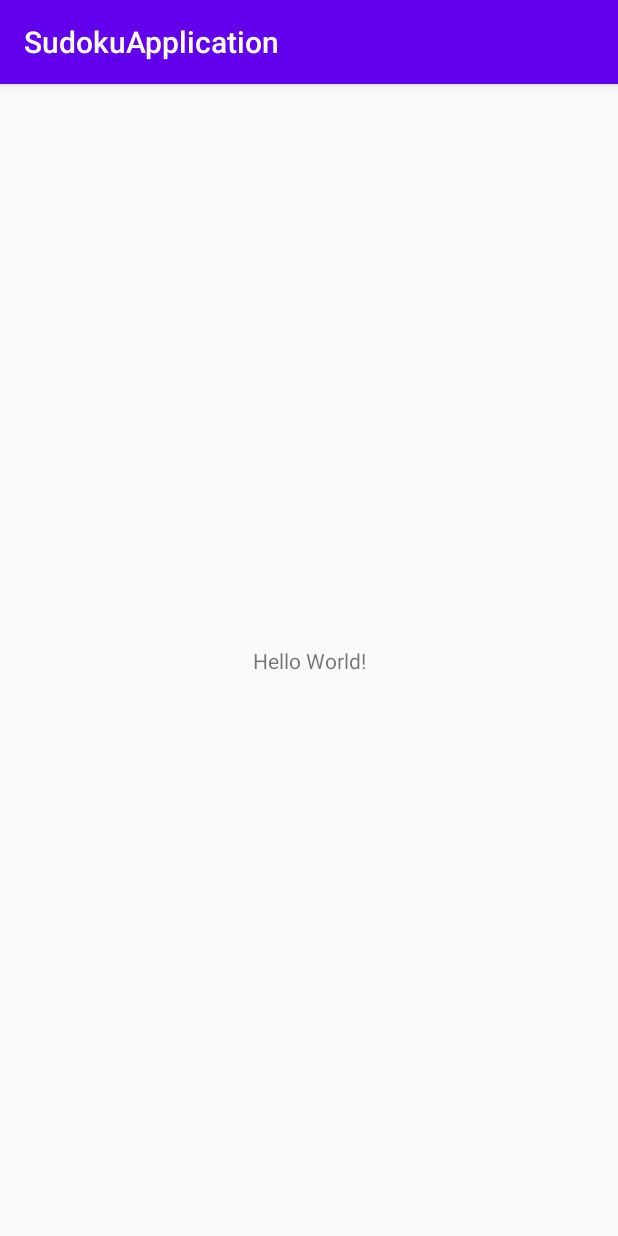
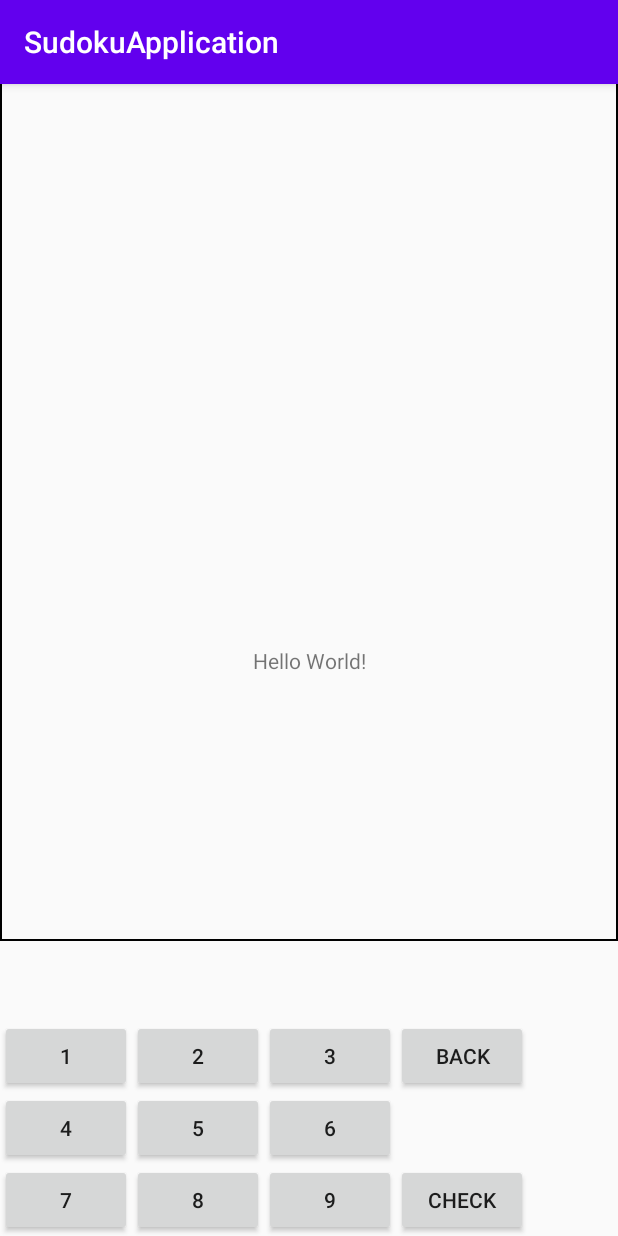
Before and after one commit to Szczepan87/SudokuGame, an Android app: the screen it shows after launch (MainActivity before the commit, SudokuGameActivity after it), on a phone screen of 412 x 824 dp. Run offline under Robolectric (Android 15) with nearby library versions, the phone set to English and light mode, and no system bars; our stand-ins replace Room's generated code; libraries missing offline, so code that uses them is left out: com.jakewharton.retrofit2; 4 statements that could not run were skipped.

Commit message:
layout changes, packages changed, custom view as simple rect

```diff
--- a/app/src/main/AndroidManifest.xml
+++ b/app/src/main/AndroidManifest.xml
@@ -12,7 +12,7 @@
         android:roundIcon="@mipmap/ic_launcher_round"
         android:supportsRtl="true"
         android:theme="@style/AppTheme">
-        <activity android:name=".MainActivity">
+        <activity android:name=".ui.SudokuGameActivity">
             <intent-filter>
                 <action android:name="android.intent.action.MAIN" />
 
--- a/app/src/main/java/com/example/sudokuapplication/di/Modules.kt
+++ b/app/src/main/java/com/example/sudokuapplication/di/Modules.kt
@@ -2,10 +2,10 @@ package com.example.sudokuapplication.di
 
 import android.content.Context
 import androidx.room.Room
-import com.example.sudokuapplication.SudokuViewModel
 import com.example.sudokuapplication.repository.SudokuApi
 import com.example.sudokuapplication.repository.SudokuDatabase
 import com.example.sudokuapplication.repository.SudokuRepository
+import com.example.sudokuapplication.vm.SudokuViewModel
 import com.jakewharton.retrofit2.adapter.kotlin.coroutines.CoroutineCallAdapterFactory
 import org.koin.android.ext.koin.androidContext
 import org.koin.dsl.module
--- /dev/null
+++ b/app/src/main/java/com/example/sudokuapplication/ui/BoardCustomView.kt
@@ -0,0 +1,21 @@
+package com.example.sudokuapplication.ui
+
+import android.content.Context
+import android.graphics.Canvas
+import android.graphics.Color
+import android.graphics.Paint
+import android.util.AttributeSet
+import android.view.View
+
+class BoardCustomView(context: Context, attributeSet: AttributeSet) : View(context, attributeSet) {
+
+    private val boldLinePaint = Paint().apply {
+        style = Paint.Style.STROKE
+        color = Color.BLACK
+        strokeWidth = 4F
+    }
+
+    override fun onDraw(canvas: Canvas) {
+        canvas.drawRect(0F, 0F, width.toFloat(), height.toFloat(), boldLinePaint)
+    }
+}
--- a/app/src/main/java/com/example/sudokuapplication/MainActivity.kt
+++ b/app/src/main/java/com/example/sudokuapplication/ui/SudokuGameActivity.kt
@@ -1,12 +1,14 @@
-package com.example.sudokuapplication
+package com.example.sudokuapplication.ui
 
 import android.os.Bundle
 import androidx.appcompat.app.AppCompatActivity
 import androidx.lifecycle.Observer
+import com.example.sudokuapplication.R
+import com.example.sudokuapplication.vm.SudokuViewModel
 import kotlinx.android.synthetic.main.activity_main.*
 import org.koin.android.ext.android.get
 
-class MainActivity : AppCompatActivity() {
+class SudokuGameActivity : AppCompatActivity() {
 
     private val sudokuViewModel: SudokuViewModel = get()
 
--- a/app/src/main/java/com/example/sudokuapplication/SudokuViewModel.kt
+++ b/app/src/main/java/com/example/sudokuapplication/vm/SudokuViewModel.kt
@@ -1,4 +1,4 @@
-package com.example.sudokuapplication
+package com.example.sudokuapplication.vm
 
 import androidx.lifecycle.LiveData
 import androidx.lifecycle.ViewModel
--- a/app/src/main/res/layout/activity_main.xml
+++ b/app/src/main/res/layout/activity_main.xml
@@ -4,7 +4,7 @@
     xmlns:tools="http://schemas.android.com/tools"
     android:layout_width="match_parent"
     android:layout_height="match_parent"
-    tools:context=".MainActivity">
+    tools:context=".ui.SudokuGameActivity">
 
     <TextView
         android:id="@+id/textView"
@@ -16,4 +16,112 @@
         app:layout_constraintRight_toRightOf="parent"
         app:layout_constraintTop_toTopOf="parent" />
 
+    <com.example.sudokuapplication.ui.BoardCustomView
+        android:id="@+id/sudoku_board_custom_view"
+        android:layout_width="match_parent"
+        android:layout_height="wrap_content"
+        app:layout_constraintBottom_toTopOf="@+id/textView"
+        app:layout_constraintEnd_toEndOf="parent"
+        app:layout_constraintStart_toStartOf="parent"
+        app:layout_constraintTop_toTopOf="parent" />
+
+    <GridLayout
+        android:id="@+id/keyboard_layout"
+        android:layout_width="0dp"
+        android:layout_height="wrap_content"
+        android:columnCount="4"
+        android:rowCount="3"
+        app:layout_constraintBottom_toBottomOf="parent"
+        app:layout_constraintEnd_toEndOf="parent"
+        app:layout_constraintStart_toStartOf="parent">
+
+        <Button
+            android:id="@+id/one_button"
+            android:layout_width="wrap_content"
+            android:layout_height="wrap_content"
+            android:layout_row="0"
+            android:layout_column="0"
+            android:text="1" />
+
+        <Button
+            android:id="@+id/two_button"
+            android:layout_width="wrap_content"
+            android:layout_height="wrap_content"
+            android:layout_row="0"
+            android:layout_column="1"
+            android:text="2" />
+
+        <Button
+            android:id="@+id/three_button"
+            android:layout_width="wrap_content"
+            android:layout_height="wrap_content"
+            android:layout_row="0"
+            android:layout_column="2"
+            android:text="3" />
+
+        <Button
+            android:id="@+id/four_button"
+            android:layout_width="wrap_content"
+            android:layout_height="wrap_content"
+            android:layout_row="1"
+            android:layout_column="0"
+            android:text="4" />
+
+        <Button
+            android:id="@+id/five_button"
+            android:layout_width="wrap_content"
+            android:layout_height="wrap_content"
+            android:layout_row="1"
+            android:layout_column="1"
+            android:text="5" />
+
+        <Button
+            android:id="@+id/six_button"
+            android:layout_width="wrap_content"
+            android:layout_height="wrap_content"
+            android:layout_row="1"
+            android:layout_column="2"
+            android:text="6" />
+
+        <Button
+            android:id="@+id/seven_button"
+            android:layout_width="wrap_content"
+            android:layout_height="wrap_content"
+            android:layout_row="2"
+            android:layout_column="0"
+            android:text="7" />
+
+        <Button
+            android:id="@+id/eight_button"
+            android:layout_width="wrap_content"
+            android:layout_height="wrap_content"
+            android:layout_row="2"
+            android:layout_column="1"
+            android:text="8" />
+
+        <Button
+            android:id="@+id/nine_button"
+            android:layout_width="wrap_content"
+            android:layout_height="wrap_content"
+            android:layout_row="2"
+            android:layout_column="2"
+            android:text="9" />
+
+        <Button
+            android:id="@+id/check_button"
+            android:layout_width="wrap_content"
+            android:layout_height="wrap_content"
+            android:layout_row="2"
+            android:layout_column="3"
+            android:text="Check" />
+
+        <Button
+            android:id="@+id/erase_button"
+            android:layout_width="wrap_content"
+            android:layout_height="wrap_content"
+            android:layout_row="0"
+            android:layout_column="3"
+            android:text="Back" />
+    </GridLayout>
+
 </androidx.constraintlayout.widget.ConstraintLayout>
```
